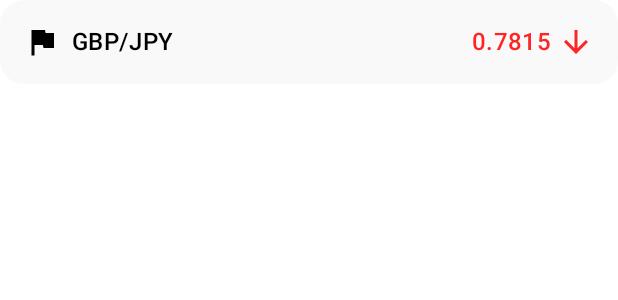
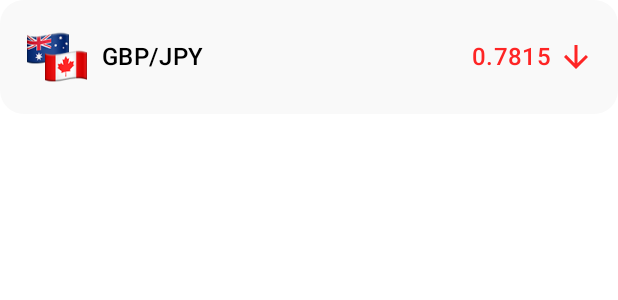
Before and after one commit to msmoradi/Rates, an Android app built with Jetpack Compose: the @Preview function PreviewRateRow, on a phone screen of 412 x 824 dp. Shown: the top 300 px of the screen. Run offline under Robolectric (Android 15) with nearby library versions, the phone set to English and light mode, and no system bars.

Commit message:
Add getRateFlagPainter functionality

```diff
--- a/feature/home/src/main/java/com/saeed/rates/feature/home/composables/RateRow.kt
+++ b/feature/home/src/main/java/com/saeed/rates/feature/home/composables/RateRow.kt
@@ -1,25 +1,28 @@
 package com.saeed.rates.feature.home.composables
 
+import androidx.compose.foundation.Image
 import androidx.compose.foundation.background
 import androidx.compose.foundation.layout.Arrangement
 import androidx.compose.foundation.layout.Row
 import androidx.compose.foundation.layout.fillMaxWidth
 import androidx.compose.foundation.layout.padding
+import androidx.compose.foundation.layout.size
 import androidx.compose.foundation.shape.RoundedCornerShape
 import androidx.compose.material.icons.Icons
 import androidx.compose.material.icons.filled.ArrowDownward
 import androidx.compose.material.icons.filled.ArrowUpward
-import androidx.compose.material.icons.filled.Flag
-import androidx.compose.material3.Icon
 import androidx.compose.material3.MaterialTheme
 import androidx.compose.material3.Text
 import androidx.compose.runtime.Composable
 import androidx.compose.ui.Alignment
 import androidx.compose.ui.Modifier
 import androidx.compose.ui.graphics.Color
+import androidx.compose.ui.graphics.painter.Painter
 import androidx.compose.ui.graphics.vector.ImageVector
+import androidx.compose.ui.res.painterResource
 import androidx.compose.ui.unit.dp
 import com.saeed.rates.core.designsystem.DevicePreviews
+import com.saeed.rates.core.designsystem.R
 import com.saeed.rates.core.designsystem.theme.RatesTheme
 import com.saeed.rates.core.model.AmountStatus
 import com.saeed.rates.core.model.RateModel
@@ -42,7 +45,11 @@ fun RateRow(
         horizontalArrangement = Arrangement.spacedBy(8.dp),
         verticalAlignment = Alignment.CenterVertically
     ) {
-        Icon(imageVector = Icons.Default.Flag, contentDescription = "Flag Icon")
+        Image(
+            modifier = Modifier.size(44.dp),
+            painter = getRateFlagPainter(rateModel.title),
+            contentDescription = "Flag Icon"
+        )
         Text(
             modifier = Modifier.weight(1f),
             text = rateModel.title,
@@ -55,6 +62,21 @@ fun RateRow(
             imageVector = getImageVectorBasedOnState(rateModel.amountState)
         )
     }
+}
+
+@Composable
+fun getRateFlagPainter(rateName: String): Painter {
+    val flagId = when (rateName) {
+        "AUDCAD" -> R.drawable.audcad
+        "EURUSD" -> R.drawable.eurusd
+        "GBPJPY" -> R.drawable.gbpjpy
+        "JPYAED" -> R.drawable.jpyaed
+        "JPYSEK" -> R.drawable.jpysek
+        "USDCAD" -> R.drawable.usdcad
+        "USDGBP" -> R.drawable.usdgbp
+        else -> R.drawable.audcad
+    }
+    return painterResource(id = flagId)
 }
 
 @Composable
```
